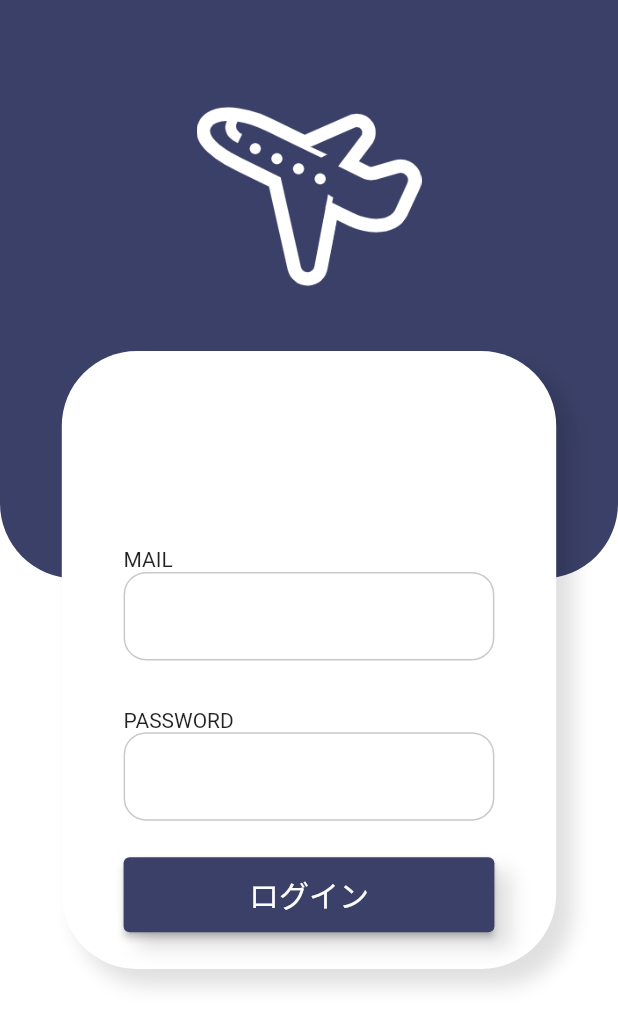
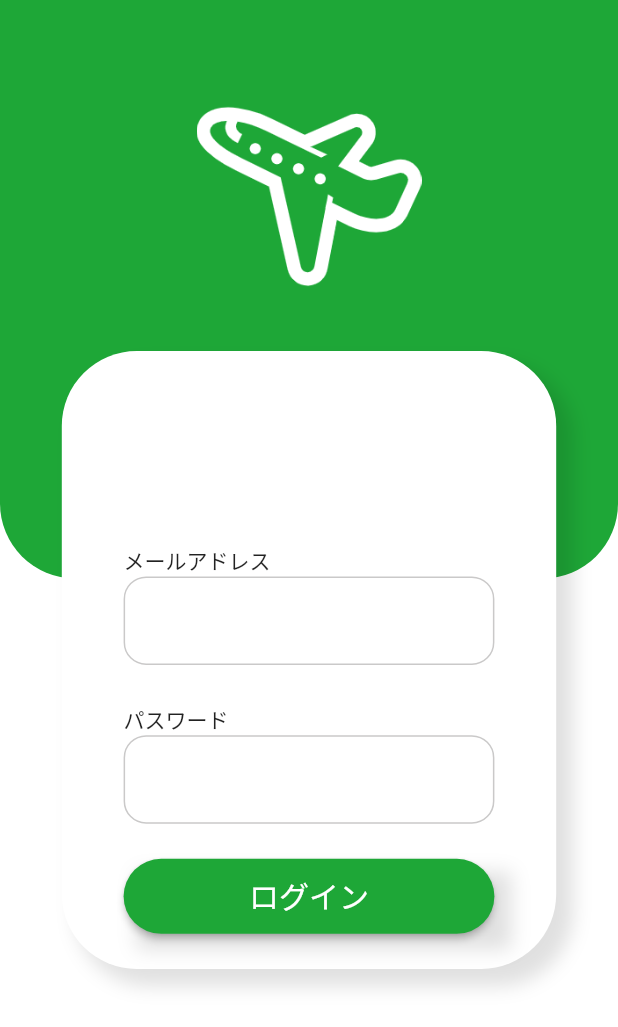
Before and after one commit to ChallengetheITindustry/tripApp, a Flutter app: the screen it shows after launch, on a phone screen of 412 x 824 dp. Shown: the top 1027 px of the screen. Run offline on Flutter 3.47's test engine with Material 2 defaults, Android fonts, the phone set to English and light mode, and no system bars.

Commit message:
ブランドカラーの変更とログインボタンの丸みを変更

```diff
--- a/lib/res/const.dart
+++ b/lib/res/const.dart
@@ -1,7 +1,7 @@
 import 'package:flutter/material.dart';
 
 // Colors
-const primaryColor = Color(0xff3A4067);
+const primaryColor = Color(0xff1EA737);
 
 const formBorderColor = Color(0xffCAC9C9);
 
--- a/lib/ui/login_page.dart
+++ b/lib/ui/login_page.dart
@@ -39,7 +39,7 @@ class LoginPageForm extends StatelessWidget {
               child: Column(
                 crossAxisAlignment: CrossAxisAlignment.start,
                 children: [
-                  Text("MAIL"),
+                  Text("メールアドレス"),
                   TextFormField(
                     decoration: InputDecoration(
                       enabledBorder: OutlineInputBorder(
@@ -58,7 +58,7 @@ class LoginPageForm extends StatelessWidget {
               child: Column(
                 crossAxisAlignment: CrossAxisAlignment.start,
                 children: [
-                  Text("PASSWORD"),
+                  Text("パスワード"),
                   TextFormField(
                     decoration: InputDecoration(
                       enabledBorder: OutlineInputBorder(
@@ -91,8 +91,12 @@ class LoginPageForm extends StatelessWidget {
                     style: TextStyle(fontSize: 20),
                   ),
                   style: ElevatedButton.styleFrom(
-                    primary: primaryColor,
-                  ),
+                      primary: primaryColor,
+                      shape: RoundedRectangleBorder(
+                        borderRadius: BorderRadius.all(
+                          Radius.circular(30),
+                        ),
+                      )),
                 ))
           ],
         ),
```
Also changed, not shown: 2 other files.
